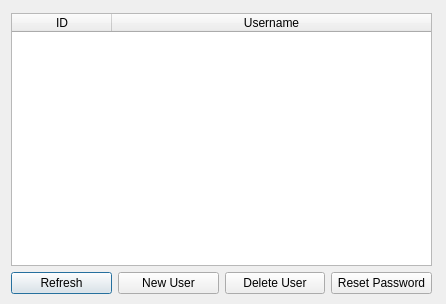
Old version of the form Account_UI.ui in the repository AmirQadir/PrisonManagementSystem.
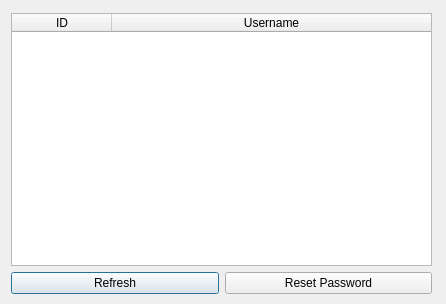
New version of the form.

```diff
--- a/Account_UI.ui
+++ b/Account_UI.ui
@@ -58,20 +58,6 @@
         </property>
        </widget>
       </item>
-      <item>
-       <widget class="QPushButton" name="pushButton_3">
-        <property name="text">
-         <string>New User</string>
-        </property>
-       </widget>
-      </item>
-      <item>
-       <widget class="QPushButton" name="pushButton_2">
-        <property name="text">
-         <string>Delete User</string>
-        </property>
-       </widget>
-      </item>
       <item>
        <widget class="QPushButton" name="pushButton_4">
         <property name="text">
```
